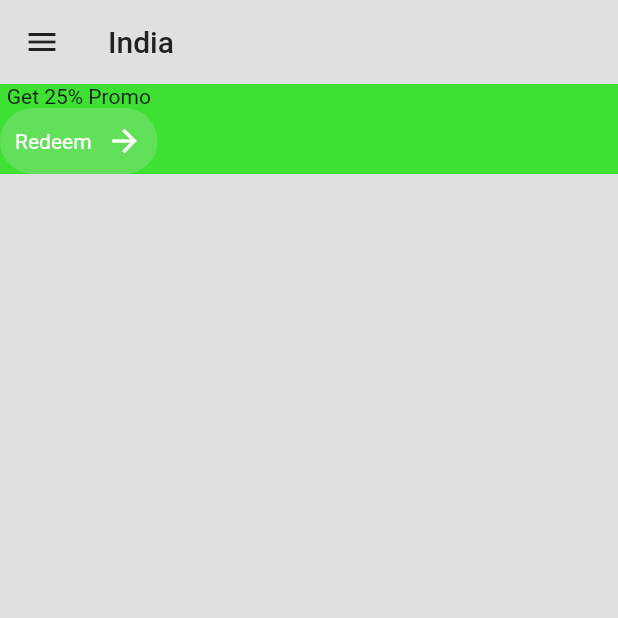
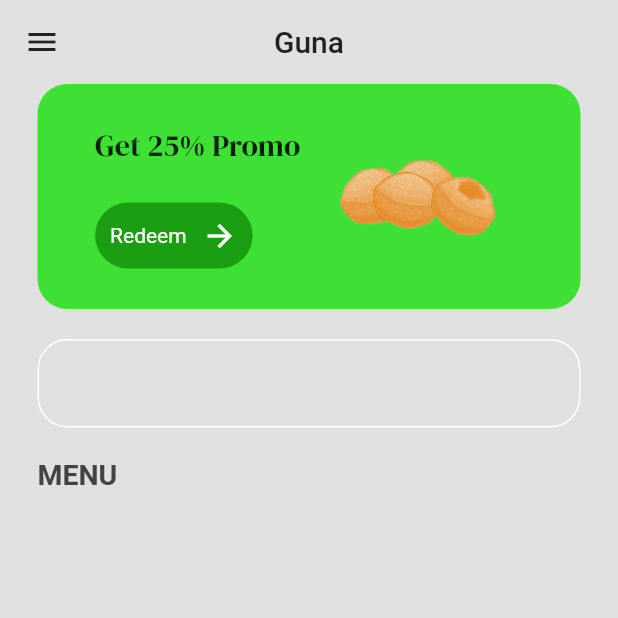
Before and after one commit to Sampurn44/panipuri, a Flutter app: the Menu screen opened by its route, on a phone screen of 412 x 824 dp, the top half of it. Run offline on Flutter 3.47's test engine with Material 2 defaults, Android fonts, the phone set to English and light mode, and no system bars; our stand-ins replace google_fonts.

Commit message:
added details to menu page

```diff
--- a/lib/components/button.dart
+++ b/lib/components/button.dart
@@ -1,4 +1,5 @@
 import 'package:flutter/material.dart';
+import 'package:panipuri/theme/colorbutton.dart';
 
 class Allinone extends StatelessWidget {
   final String text;
@@ -11,7 +12,7 @@ class Allinone extends StatelessWidget {
       onTap: onTap,
       child: Container(
         decoration: BoxDecoration(
-          color: const Color.fromARGB(197, 110, 224, 102),
+          color: buttoncolor,
           borderRadius: BorderRadius.circular(40),
         ),
         padding: const EdgeInsets.all(10),
--- a/lib/pages/menu.dart
+++ b/lib/pages/menu.dart
@@ -1,5 +1,7 @@
 import 'package:flutter/material.dart';
+import 'package:google_fonts/google_fonts.dart';
 import 'package:panipuri/components/button.dart';
+import 'package:panipuri/theme/colorbutton.dart';
 
 class Menu extends StatelessWidget {
   const Menu({super.key});
@@ -9,6 +11,7 @@ class Menu extends StatelessWidget {
     return Scaffold(
       backgroundColor: Colors.grey[300],
       appBar: AppBar(
+        centerTitle: true,
         backgroundColor: Colors.transparent,
         elevation: 0,
         leading: Icon(
@@ -16,22 +19,75 @@ class Menu extends StatelessWidget {
           color: Colors.grey[900],
         ),
         title: Text(
-          'India',
+          'Guna',
           style: TextStyle(color: Colors.grey[900]),
         ),
       ),
       body: Column(
+        crossAxisAlignment: CrossAxisAlignment.start,
         children: [
           Container(
-            decoration: BoxDecoration(color: Color.fromRGBO(62, 224, 51, 55)),
+            decoration: BoxDecoration(
+                color: primarycolor, borderRadius: BorderRadius.circular(20)),
+            padding: const EdgeInsets.symmetric(vertical: 25, horizontal: 30),
+            margin: const EdgeInsets.symmetric(horizontal: 25),
             child: Row(
+              mainAxisAlignment: MainAxisAlignment.spaceEvenly,
               children: [
-                Column(children: [
-                  Text('Get 25% Promo'),
-                  Allinone(text: "Redeem", onTap: () {}),
-                ]),
+                Column(
+                  crossAxisAlignment: CrossAxisAlignment.start,
+                  children: [
+                    Text(
+                      'Get 25% Promo',
+                      style: GoogleFonts.dmSerifDisplay(fontSize: 20),
+                    ),
+                    const SizedBox(height: 25),
+                    Allinone(text: "Redeem", onTap: () {}),
+                  ],
+                ),
+                Image.asset(
+                  "lib/images/sukhipuri.png",
+                  height: 100,
+                ),
               ],
             ),
+          ),
+          const SizedBox(
+            height: 20,
+          ),
+          Padding(
+            padding: const EdgeInsets.symmetric(horizontal: 25),
+            child: TextField(
+              decoration: InputDecoration(
+                border: OutlineInputBorder(
+                    borderSide: const BorderSide(color: Colors.white),
+                    borderRadius: BorderRadius.circular(20)),
+                focusedBorder: OutlineInputBorder(
+                  borderSide: const BorderSide(color: Colors.white),
+                  borderRadius: BorderRadius.circular(20),
+                ),
+                enabledBorder: OutlineInputBorder(
+                  borderSide: const BorderSide(color: Colors.white),
+                  borderRadius: BorderRadius.circular(20),
+                ),
+              ),
+            ),
+          ),
+          const SizedBox(
+            height: 20,
+          ),
+          Padding(
+            padding: const EdgeInsets.symmetric(horizontal: 25),
+            child: Text(
+              "MENU",
+              style: TextStyle(
+                  fontWeight: FontWeight.bold,
+                  color: Colors.grey[800],
+                  fontSize: 19),
+            ),
+          ),
+          const SizedBox(
+            height: 10,
           ),
         ],
       ),
--- /dev/null
+++ b/lib/theme/colorbutton.dart
@@ -0,0 +1,4 @@
+import 'package:flutter/material.dart';
+
+var primarycolor = const Color.fromRGBO(62, 224, 51, 55);
+var buttoncolor = const Color.fromARGB(197, 18, 139, 10);
```
